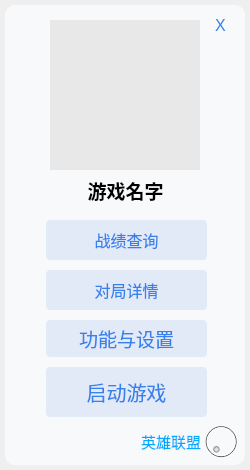
Qt form lolapiUI.ui (Vixiu/lolapi) before a commit.
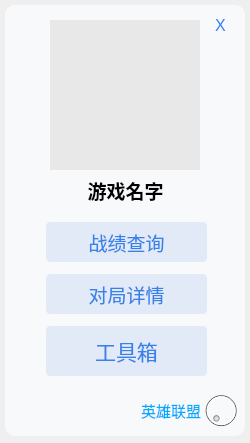
The same form after that commit. Icons and pictures are not drawn.

```diff
--- a/lolapiUI.ui
+++ b/lolapiUI.ui
@@ -10,7 +10,7 @@
     <x>0</x>
     <y>0</y>
     <width>250</width>
-    <height>470</height>
+    <height>443</height>
    </rect>
   </property>
   <property name="contextMenuPolicy">
@@ -28,7 +28,7 @@
      <x>0</x>
      <y>0</y>
      <width>250</width>
-     <height>470</height>
+     <height>441</height>
     </rect>
    </property>
    <property name="styleSheet">
@@ -148,7 +148,7 @@
       <x>11</x>
       <y>220</y>
       <width>231</width>
-      <height>197</height>
+      <height>161</height>
      </rect>
     </property>
     <layout class="QVBoxLayout" name="verticalLayout">
@@ -174,7 +174,7 @@
        </property>
        <property name="font">
         <font>
-         <pointsize>12</pointsize>
+         <pointsize>14</pointsize>
         </font>
        </property>
        <property name="text">
@@ -192,7 +192,7 @@
        </property>
        <property name="font">
         <font>
-         <pointsize>12</pointsize>
+         <pointsize>14</pointsize>
         </font>
        </property>
        <property name="text">
@@ -205,7 +205,7 @@
        <property name="minimumSize">
         <size>
          <width>0</width>
-         <height>35</height>
+         <height>50</height>
         </size>
        </property>
        <property name="maximumSize">
@@ -216,32 +216,11 @@
        </property>
        <property name="font">
         <font>
-         <pointsize>14</pointsize>
+         <pointsize>16</pointsize>
         </font>
        </property>
        <property name="text">
-        <string>功能与设置</string>
-       </property>
-      </widget>
-     </item>
-     <item>
-      <widget class="QPushButton" name="start">
-       <property name="enabled">
-        <bool>true</bool>
-       </property>
-       <property name="minimumSize">
-        <size>
-         <width>0</width>
-         <height>50</height>
-        </size>
-       </property>
-       <property name="font">
-        <font>
-         <pointsize>15</pointsize>
-        </font>
-       </property>
-       <property name="text">
-        <string>启动游戏</string>
+        <string>工具箱</string>
        </property>
       </widget>
      </item>
@@ -251,7 +230,7 @@
     <property name="geometry">
      <rect>
       <x>10</x>
-      <y>411</y>
+      <y>380</y>
       <width>231</width>
       <height>61</height>
      </rect>
```
